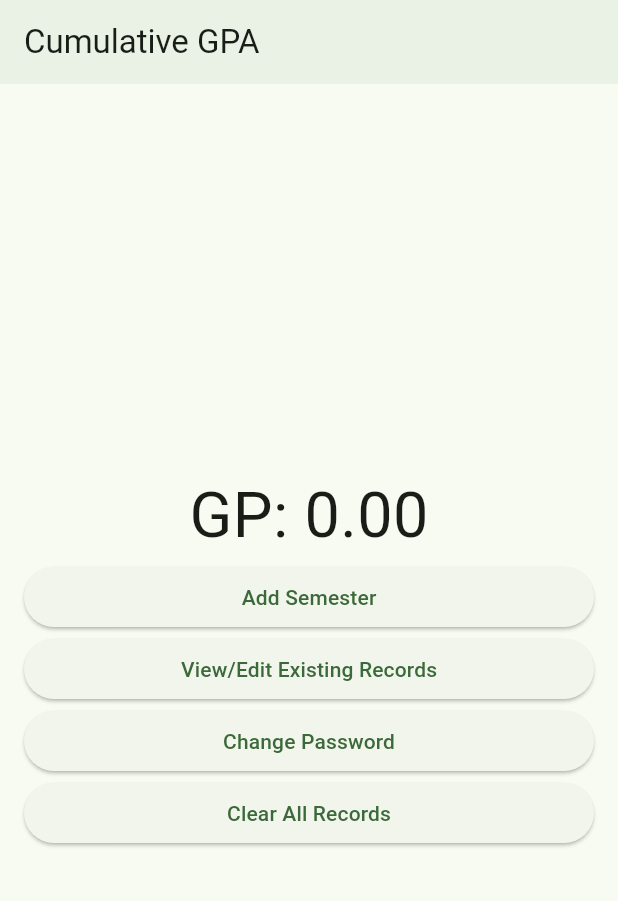
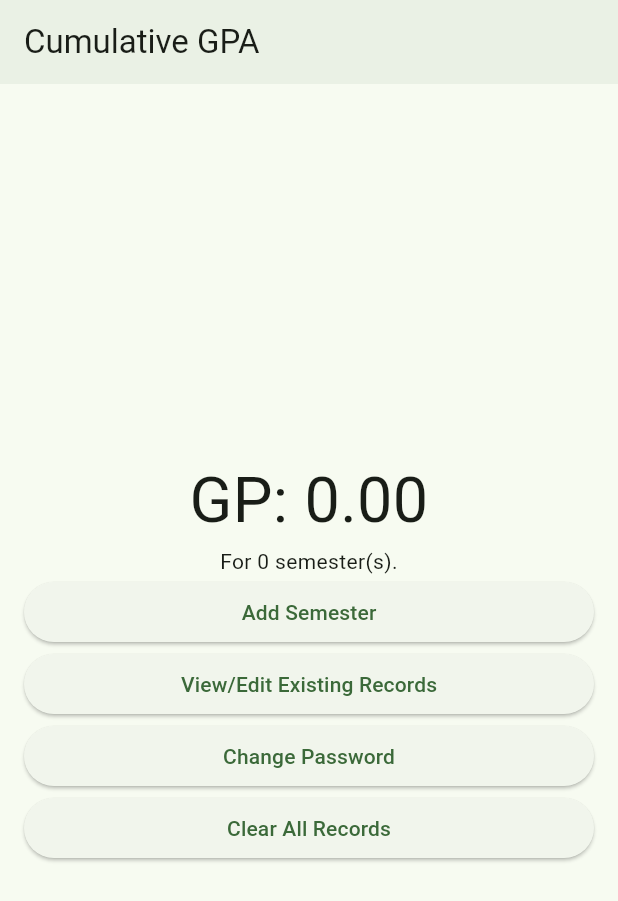
Before and after one commit to amuke-suns/gp_calculator_csc403, a Flutter app: the CGPAHomeScreen screen opened by its route, on a phone screen of 412 x 824 dp. Shown: the top 901 px of the screen. Run offline on Flutter 3.47's test engine with Material 2 defaults, Android fonts, the phone set to English and light mode, and no system bars; our stand-ins replace hive, hive_flutter, shared_preferences; accounts and stored records are empty.

Commit message:
Updated the UI so that the number of semesters that have been computed is also shown.

```diff
--- a/lib/screens/cgpa_home_screen.dart
+++ b/lib/screens/cgpa_home_screen.dart
@@ -34,11 +34,22 @@ class CGPAHomeScreen extends StatelessWidget with AlertUtils {
                       .toList();
 
                   if (reports.isEmpty) {
-                    return const Text(
-                      'GP: 0.00',
-                      style: TextStyle(
-                        fontSize: 42,
+                    return const Text.rich(
+                      TextSpan(
+                        text: 'GP: 0.00\n',
+                        style: TextStyle(
+                          fontSize: 42,
+                        ),
+                        children: [
+                          TextSpan(
+                            text: 'For 0 semester(s).',
+                            style: TextStyle(
+                              fontSize: 14,
+                            ),
+                          ),
+                        ],
                       ),
+                      textAlign: TextAlign.center,
                     );
                   }
                   int sumCumulatedPoints = 0;
@@ -51,11 +62,22 @@ class CGPAHomeScreen extends StatelessWidget with AlertUtils {
 
                   double cgpa = sumCumulatedPoints / sumTotalUnits;
 
-                  return Text(
-                    'GP: ${cgpa.toStringAsFixed(2)}',
-                    style: const TextStyle(
-                      fontSize: 42,
+                  return Text.rich(
+                    TextSpan(
+                      text: 'GP: ${cgpa.toStringAsFixed(2)}\n',
+                      style: const TextStyle(
+                        fontSize: 42,
+                      ),
+                      children: [
+                        TextSpan(
+                          text: 'For ${box.length} semester(s).',
+                          style: const TextStyle(
+                            fontSize: 14,
+                          ),
+                        ),
+                      ],
                     ),
+                    textAlign: TextAlign.center,
                   );
                 },
               ),
@@ -96,7 +118,8 @@ class CGPAHomeScreen extends StatelessWidget with AlertUtils {
                 width: double.infinity,
                 child: ElevatedButton(
                   onPressed: () async {
-                    final provider = Provider.of<CGPAViewModel>(context, listen: false);
+                    final provider =
+                        Provider.of<CGPAViewModel>(context, listen: false);
                     if (provider.getBoxSize() == 0) {
                       const snackBar = SnackBar(
                         content: Text('There are no records to clear.'),
@@ -106,9 +129,9 @@ class CGPAHomeScreen extends StatelessWidget with AlertUtils {
                     } else {
                       bool? isCorrectPassword = await showPasswordDialog(
                           context,
-                          title: 'Enter your password to clear all the records:\n',
-                          actionText: 'CLEAR RECORDS'
-                      );
+                          title:
+                              'Enter your password to clear all the records:\n',
+                          actionText: 'CLEAR RECORDS');
 
                       if (context.mounted) {
                         if (isCorrectPassword == false) {
@@ -128,7 +151,6 @@ class CGPAHomeScreen extends StatelessWidget with AlertUtils {
                         }
                       }
                     }
-
                   },
                   child: const Text('Clear All Records'),
                 ),
```
